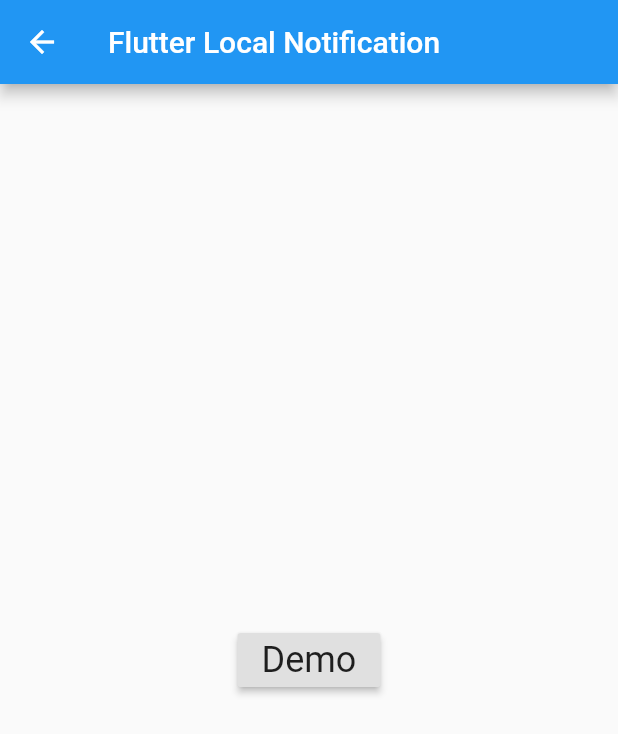
After one commit to ManuelaGar/local_notifications, a Flutter app: the NotificationScreen screen opened directly, after a tap on "Demo", on a phone screen of 412 x 824 dp. The commit adds this screen. Shown: the top 734 px of the screen. Run offline on Flutter 3.47's test engine with Material 2 defaults, Android fonts, the phone set to English and light mode, and no system bars; our stand-ins replace flutter_local_notifications, rxdart.

Commit message:
Update code so the notifications are not called from main screen

```diff
--- /dev/null
+++ b/lib/notification_screen.dart
@@ -0,0 +1,61 @@
+import 'dart:async';
+import 'package:flutter/material.dart';
+import 'package:flutter/cupertino.dart';
+import 'package:flutter_local_notifications/flutter_local_notifications.dart';
+
+import 'second_screen.dart';
+import 'main.dart';
+
+class NotificationScreen extends StatefulWidget {
+  @override
+  _NotificationScreenState createState() => _NotificationScreenState();
+}
+
+class _NotificationScreenState extends State<NotificationScreen> {
+  showNotification() async {
+    var scheduledNotificationDateTime =
+        DateTime.now().add(Duration(seconds: 5));
+    var scheduledNotificationDateTime2 =
+        DateTime.now().add(Duration(seconds: 10));
+    var androidPlatformChannelSpecifics = new AndroidNotificationDetails(
+        'channel_ID', 'channel name', 'channel description',
+        priority: Priority.High,
+        importance: Importance.Max,
+        ticker: 'test ticker');
+    var iOSPlatformChannelSpecifics = new IOSNotificationDetails();
+    var platformChannelSpecifics = new NotificationDetails(
+        androidPlatformChannelSpecifics, iOSPlatformChannelSpecifics);
+    await flutterLocalNotificationsPlugin.schedule(
+        0,
+        'New Video is out',
+        'Flutter Local Notification',
+        scheduledNotificationDateTime,
+        platformChannelSpecifics,
+        payload: 'test payload');
+    await flutterLocalNotificationsPlugin.schedule(
+        1,
+        'Notification2',
+        'Flutter Local Notification2',
+        scheduledNotificationDateTime2,
+        platformChannelSpecifics,
+        payload: 'test payload');
+  }
+
+  @override
+  Widget build(BuildContext context) {
+    return Scaffold(
+      appBar: AppBar(
+        title: Text('Flutter Local Notification'),
+      ),
+      body: Center(
+        child: RaisedButton(
+          onPressed: showNotification,
+          child: Text(
+            'Demo',
+            style: Theme.of(context).textTheme.headline5,
+          ),
+        ),
+      ),
+    );
+  }
+}
```
Also changed, not shown: lib/main.dart (+104 -98 lines).
